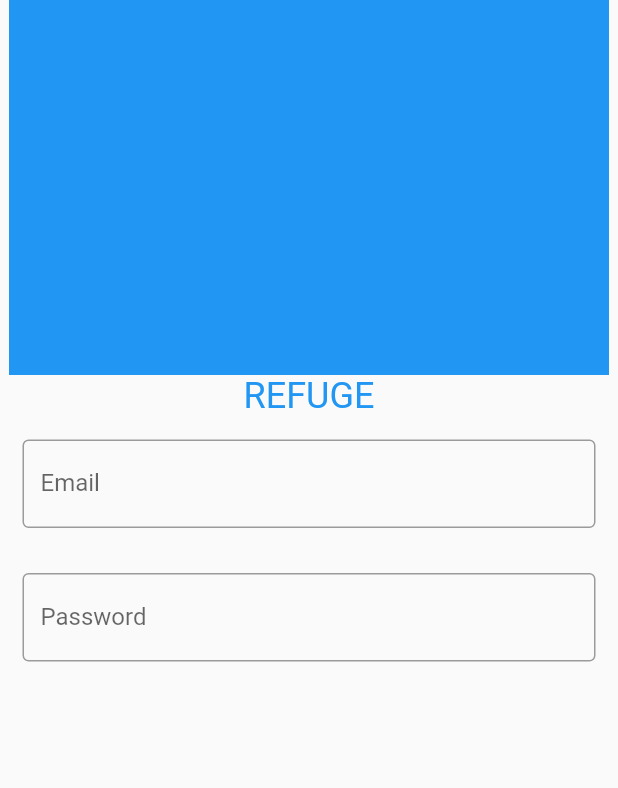
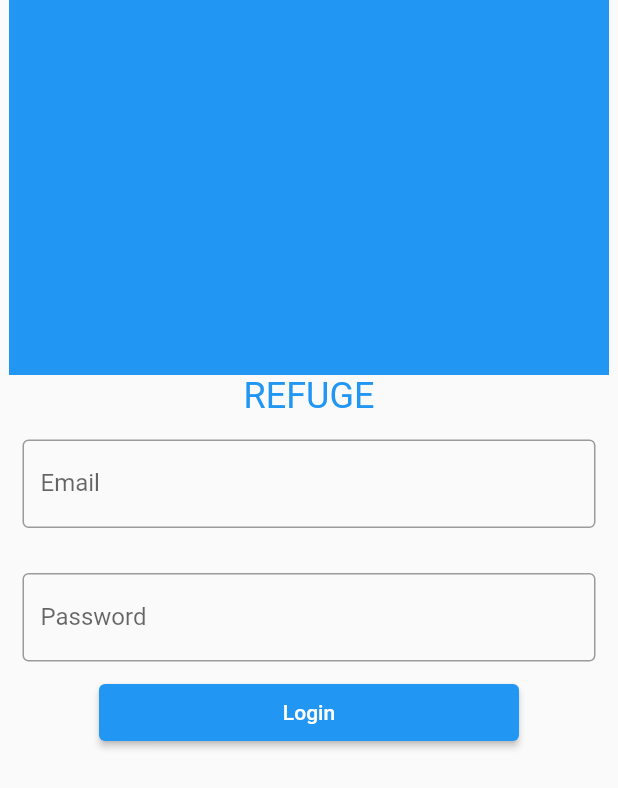
Before and after one commit to DevikaRajesh22/Refuge_user, a Flutter app: the screen it shows after launch, on a phone screen of 412 x 824 dp. Shown: the top 788 px of the screen. Run offline on Flutter 3.47's test engine with Material 2 defaults, Android fonts, the phone set to English and light mode, and no system bars; our stand-ins replace flutter_svg.

Commit message:
login button created

```diff
--- a/lib/ui/screens/login_screen.dart
+++ b/lib/ui/screens/login_screen.dart
@@ -36,6 +36,15 @@ class LoginScreen extends StatelessWidget {
                 labelText: "Password",
                 hintText: "Enter Password"),
           ),
+        ),
+        Container(
+          height: 38,
+          width: 300,
+          padding: const EdgeInsets.fromLTRB(10, 0, 10, 0),
+          child: ElevatedButton(
+            child: const Text("Login"),
+            onPressed: () {},
+          ),
         )
       ],
     )));
```
